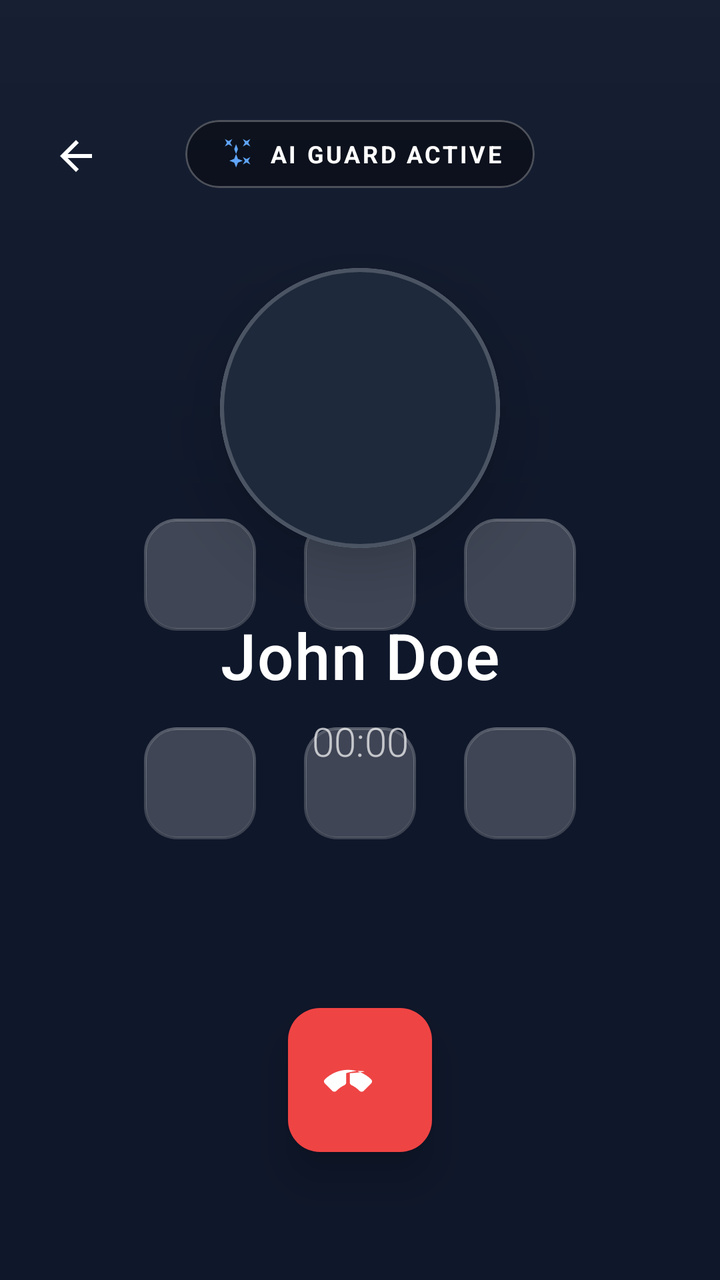
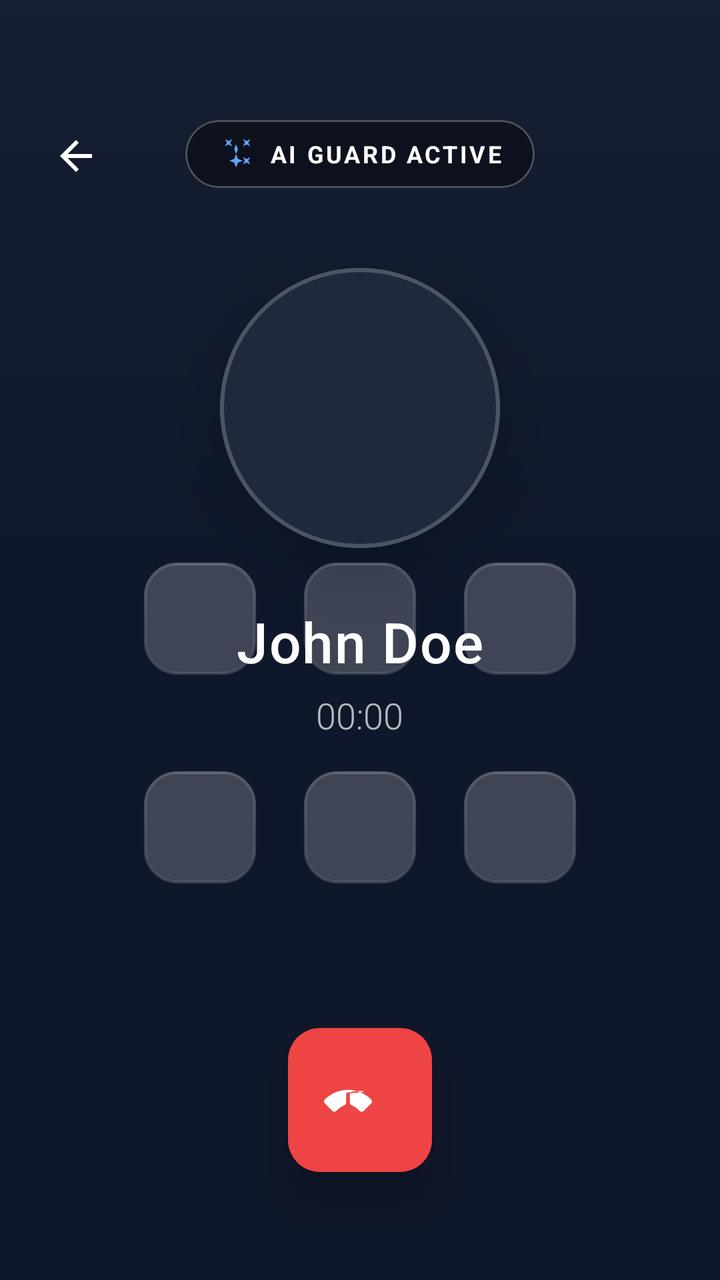

Before-and-after screenshots of an Android layout around one commit, followed by the original layout XML and the change that was made.
<!-- AndroidManifest.xml: activity theme Theme.RealConnect -->
<!-- res/layout/activity_calling.xml -->
<?xml version="1.0" encoding="utf-8"?>
<androidx.constraintlayout.widget.ConstraintLayout xmlns:android="http://schemas.android.com/apk/res/android"
    xmlns:app="http://schemas.android.com/apk/res-auto"
    xmlns:tools="http://schemas.android.com/tools"
    android:layout_width="match_parent"
    android:layout_height="match_parent"
    android:background="#0F172A"
    tools:context=".CallingActivity">

    
    <org.webrtc.SurfaceViewRenderer
        android:id="@+id/fullscreen_video_view"
        android:layout_width="match_parent"
        android:layout_height="match_parent"
        android:visibility="gone"
        app:layout_constraintBottom_toBottomOf="parent"
        app:layout_constraintEnd_toEndOf="parent"
        app:layout_constraintStart_toStartOf="parent"
        app:layout_constraintTop_toTopOf="parent" />

    
    <View
        android:id="@+id/video_overlay_gradient_top"
        android:layout_width="match_parent"
        android:layout_height="220dp"
        android:background="@drawable/bg_calling_gradient"
        android:alpha="0.75"
        android:visibility="gone"
        app:layout_constraintTop_toTopOf="parent" />

    <View
        android:id="@+id/video_overlay_gradient_bottom"
        android:layout_width="match_parent"
        android:layout_height="280dp"
        android:background="#DD0F172A"
        android:visibility="gone"
        app:layout_constraintBottom_toBottomOf="parent" />

    
    <View
        android:id="@+id/voice_bg_glow"
        android:layout_width="match_parent"
        android:layout_height="300dp"
        android:background="@drawable/bg_calling_gradient"
        android:alpha="0.5"
        app:layout_constraintTop_toTopOf="parent" />

    
    <com.google.android.material.card.MaterialCardView
        android:id="@+id/card_pip_video"
        android:layout_width="110dp"
        android:layout_height="150dp"
        android:layout_marginTop="56dp"
        android:layout_marginEnd="16dp"
        android:visibility="gone"
        app:cardBackgroundColor="#1E293B"
        app:cardCornerRadius="16dp"
        app:cardElevation="16dp"
        app:strokeColor="#60A5FA"
        app:strokeWidth="2dp"
        app:layout_constraintEnd_toEndOf="parent"
        app:layout_constraintTop_toTopOf="parent">

        <org.webrtc.SurfaceViewRenderer
            android:id="@+id/pip_video_view"
            android:layout_width="match_parent"
            android:layout_height="match_parent" />
    </com.google.android.material.card.MaterialCardView>

    
    <ImageButton
        android:id="@+id/btn_minimize_call"
        android:layout_width="44dp"
        android:layout_height="44dp"
        android:layout_marginStart="16dp"
        android:layout_marginTop="56dp"
        android:background="?attr/selectableItemBackgroundBorderless"
        android:src="@drawable/ic_arrow_back"
        android:contentDescription="Minimize Call"
        app:tint="@color/white"
        app:layout_constraintStart_toStartOf="parent"
        app:layout_constraintTop_toTopOf="parent" />

    
    <com.google.android.material.card.MaterialCardView
        android:id="@+id/ai_status_badge"
        android:layout_width="wrap_content"
        android:layout_height="wrap_content"
        android:layout_marginTop="60dp"
        app:cardBackgroundColor="#66000000"
        app:cardCornerRadius="20dp"
        app:cardElevation="0dp"
        app:strokeColor="#44FFFFFF"
        app:strokeWidth="1dp"
        app:layout_constraintEnd_toEndOf="parent"
        app:layout_constraintStart_toStartOf="parent"
        app:layout_constraintTop_toTopOf="parent">

        <LinearLayout
            android:layout_width="wrap_content"
            android:layout_height="wrap_content"
            android:gravity="center_vertical"
            android:orientation="horizontal"
            android:paddingHorizontal="16dp"
            android:paddingVertical="8dp">

            <ImageView
                android:id="@+id/ai_icon"
                android:layout_width="18dp"
                android:layout_height="18dp"
                android:src="@drawable/ic_ai_mode"
                app:tint="#60A5FA" />

            <TextView
                android:id="@+id/text_ai_status"
                android:layout_width="wrap_content"
                android:layout_height="wrap_content"
                android:layout_marginStart="8dp"
                android:text="AI GUARD ACTIVE"
                android:textColor="#FFFFFF"
                android:textSize="12sp"
                android:textStyle="bold"
                android:letterSpacing="0.1" />
        </LinearLayout>
    </com.google.android.material.card.MaterialCardView>

    
    <com.google.android.material.card.MaterialCardView
        android:id="@+id/card_avatar"
        android:layout_width="140dp"
        android:layout_height="140dp"
        android:layout_marginTop="40dp"
        app:cardCornerRadius="70dp"
        app:cardElevation="20dp"
        app:strokeWidth="2dp"
        app:strokeColor="#33FFFFFF"
        app:layout_constraintEnd_toEndOf="parent"
        app:layout_constraintStart_toStartOf="parent"
        app:layout_constraintTop_toBottomOf="@id/ai_status_badge">

        <ImageView
            android:id="@+id/img_avatar_calling"
            android:layout_width="match_parent"
            android:layout_height="match_parent"
            android:background="#1E293B"
            android:scaleType="centerCrop"
            android:contentDescription="@string/desc_caller_avatar" />
    </com.google.android.material.card.MaterialCardView>

    <TextView
        android:id="@+id/text_caller_name"
        android:layout_width="wrap_content"
        android:layout_height="wrap_content"
        android:layout_marginTop="32dp"
        android:text="John Doe"
        android:textColor="@color/white"
        android:textSize="32sp"
        android:fontFamily="sans-serif-medium"
        android:letterSpacing="0.02"
        app:layout_constraintEnd_toEndOf="parent"
        app:layout_constraintStart_toStartOf="parent"
        app:layout_constraintTop_toBottomOf="@id/card_avatar" />

    <TextView
        android:id="@+id/text_call_timer"
        android:layout_width="wrap_content"
        android:layout_height="wrap_content"
        android:layout_marginTop="8dp"
        android:text="@string/timer_initial"
        android:textColor="#B3FFFFFF"
        android:textSize="20sp"
        android:fontFamily="sans-serif-light"
        app:layout_constraintEnd_toEndOf="parent"
        app:layout_constraintStart_toStartOf="parent"
        app:layout_constraintTop_toBottomOf="@id/text_caller_name" />

    
    <TextView
        android:id="@+id/text_spam_warning"
        android:layout_width="wrap_content"
        android:layout_height="wrap_content"
        android:layout_marginTop="16dp"
        android:background="#FEF2F2"
        android:paddingHorizontal="16dp"
        android:paddingVertical="8dp"
        android:text="⚠ POSSIBLE SPAM CALL"
        android:textColor="#EF4444"
        android:textSize="14sp"
        android:textStyle="bold"
        android:visibility="gone"
        app:layout_constraintEnd_toEndOf="parent"
        app:layout_constraintStart_toStartOf="parent"
        app:layout_constraintTop_toBottomOf="@id/text_call_timer" />

    
    <androidx.constraintlayout.widget.ConstraintLayout
        android:id="@+id/controls_container"
        android:layout_width="match_parent"
        android:layout_height="wrap_content"
        android:layout_marginBottom="48dp"
        app:layout_constraintBottom_toTopOf="@+id/btn_end_call">

        <GridLayout
            android:layout_width="wrap_content"
            android:layout_height="wrap_content"
            android:columnCount="3"
            android:alignmentMode="alignMargins"
            android:useDefaultMargins="true"
            app:layout_constraintEnd_toEndOf="parent"
            app:layout_constraintStart_toStartOf="parent"
            app:layout_constraintTop_toTopOf="parent">

            <include layout="@layout/item_call_action" android:id="@+id/action_mute" />
            <include layout="@layout/item_call_action" android:id="@+id/action_speaker" />
            <include layout="@layout/item_call_action" android:id="@+id/action_video" />
            <include layout="@layout/item_call_action" android:id="@+id/action_flip_camera" />
            <include layout="@layout/item_call_action" android:id="@+id/action_ai_mode" />
            <include layout="@layout/item_call_action" android:id="@+id/action_record" />

        </GridLayout>

    </androidx.constraintlayout.widget.ConstraintLayout>

    
    <com.google.android.material.floatingactionbutton.FloatingActionButton
        android:id="@+id/btn_accept_call"
        android:layout_width="wrap_content"
        android:layout_height="wrap_content"
        android:layout_marginBottom="64dp"
        android:layout_marginEnd="32dp"
        android:src="@drawable/ic_call"
        android:visibility="gone"
        app:backgroundTint="#22C55E"
        app:elevation="12dp"
        app:fabCustomSize="72dp"
        app:maxImageSize="36dp"
        app:layout_constraintBottom_toBottomOf="parent"
        app:layout_constraintEnd_toStartOf="@+id/btn_end_call"
        app:layout_constraintHorizontal_chainStyle="packed"
        app:layout_constraintStart_toStartOf="parent"
        app:tint="@color/white"
        android:contentDescription="@string/action_add" />

    <com.google.android.material.floatingactionbutton.FloatingActionButton
        android:id="@+id/btn_end_call"
        android:layout_width="wrap_content"
        android:layout_height="wrap_content"
        android:layout_marginBottom="64dp"
        android:src="@drawable/ic_call_end"
        app:backgroundTint="#EF4444"
        app:elevation="12dp"
        app:fabCustomSize="72dp"
        app:maxImageSize="36dp"
        app:layout_constraintBottom_toBottomOf="parent"
        app:layout_constraintEnd_toEndOf="parent"
        app:layout_constraintStart_toEndOf="@+id/btn_accept_call"
        app:tint="@color/white"
        android:contentDescription="@string/desc_end_call" />

</androidx.constraintlayout.widget.ConstraintLayout>
<!-- res/layout/item_call_action.xml (included above) -->
<?xml version="1.0" encoding="utf-8"?>
<LinearLayout xmlns:android="http://schemas.android.com/apk/res/android"
    xmlns:app="http://schemas.android.com/apk/res-auto"
    android:layout_width="wrap_content"
    android:layout_height="wrap_content"
    android:gravity="center"
    android:orientation="vertical"
    android:padding="8dp"
    android:clickable="true"
    android:focusable="true"
    android:background="?attr/selectableItemBackgroundBorderless">

    <com.google.android.material.floatingactionbutton.FloatingActionButton
        android:id="@+id/fab_action"
        android:layout_width="wrap_content"
        android:layout_height="wrap_content"
        android:clickable="false"
        android:focusable="false"
        app:backgroundTint="#33FFFFFF"
        app:elevation="0dp"
        app:fabSize="normal"
        app:tint="@color/white"
        app:borderWidth="1dp"
        app:strokeColor="#40FFFFFF" />

    <TextView
        android:id="@+id/text_action_label"
        android:layout_width="wrap_content"
        android:layout_height="wrap_content"
        android:layout_marginTop="8dp"
        android:textColor="@color/white"
        android:textSize="12sp"
        android:fontFamily="sans-serif-medium"
        android:alpha="0.8"
        android:clickable="false"
        android:focusable="false" />

</LinearLayout>
<!-- resources referenced by this layout -->
<resources>
  <color name="white">#FFFFFF</color>
  <!-- drawable bg_calling_gradient (drawable) -->
  <?xml version="1.0" encoding="utf-8"?>
  <shape xmlns:android="http://schemas.android.com/apk/res/android"
      android:shape="rectangle">
      <gradient
          android:angle="270"
          android:endColor="#0F172A"
          android:startColor="#1E293B"
          android:type="linear" />
  </shape>
  <!-- drawable ic_ai_mode (drawable) -->
  <vector xmlns:android="http://schemas.android.com/apk/res/android"
      android:width="24dp"
      android:height="24dp"
      android:viewportWidth="24"
      android:viewportHeight="24">
    <path
        android:fillColor="#8B5CF6"
        android:pathData="M7.5,5.6L10,7L8.6,4.5L10,2L7.5,3.4L5,2L6.4,4.5L5,7L7.5,5.6Z M19.5,15.4L17,14L18.4,16.5L17,19L19.5,17.6L22,19L20.6,16.5L22,14L19.5,15.4Z M22,2L19.5,3.4L17,2L18.4,4.5L17,7L19.5,5.6L22,7L20.6,4.5L22,2Z M11.25,8.75L12.5,12L11.25,15.25L8,16.5L11.25,17.75L12.5,21L13.75,17.75L17,16.5L13.75,15.25L12.5,12L13.75,8.75L12.5,5.5L11.25,8.75Z"/>
  </vector>
  <!-- drawable ic_arrow_back (drawable) -->
  <vector xmlns:android="http://schemas.android.com/apk/res/android"
      android:width="24dp"
      android:height="24dp"
      android:viewportWidth="24"
      android:viewportHeight="24"
      android:tint="?attr/colorControlNormal">
    <path
        android:fillColor="@android:color/white"
        android:pathData="M20,11H7.83l5.59,-5.59L12,4l-8,8 8,8 1.41,-1.41L7.83,13H20v-2z"/>
  </vector>
  <!-- drawable ic_call (drawable) -->
  <vector xmlns:android="http://schemas.android.com/apk/res/android"
      android:width="24dp"
      android:height="24dp"
      android:viewportWidth="24"
      android:viewportHeight="24"
      android:tint="?attr/colorControlNormal">
    <path
        android:fillColor="@android:color/white"
        android:pathData="M20.01,15.38c-1.23,0 -2.42,-0.2 -3.53,-0.56a0.977,0.977 0,0 0,-1.01 0.24l-2.2,2.2c-2.83,-1.44 -5.15,-3.75 -6.59,-6.59l2.2,-2.21a0.96,0.96 0,0 0,0.25 -1.01c-0.36,-1.11 -0.55,-2.3 -0.55,-3.53 0,-0.55 -0.45,-1 -1,-1H4.03c-0.55,0 -1,0.45 -1,1 0,9.39 7.61,17 17,17 0.55,0 1,-0.45 1,-1v-3.52c0,-0.55 -0.45,-1 -1,-1z"/>
  </vector>
  <string name="action_add">Add</string>
  <string name="desc_caller_avatar">Caller Avatar</string>
  <string name="desc_end_call">End Call</string>
  <string name="timer_initial">00:00</string>
  <style name="Theme.RealConnect" parent="Base.Theme.RealConnect" />
  <style name="Base.Theme.RealConnect" parent="Theme.Material3.DayNight.NoActionBar">
          
          <item name="colorPrimary">@color/colorPrimary</item>
          <item name="colorPrimaryVariant">@color/colorPrimaryDark</item>
          <item name="colorOnPrimary">@color/white</item>
          
          <item name="colorSecondary">@color/colorAccent</item>
          <item name="colorOnSecondary">@color/black</item>
  
          
          <item name="android:statusBarColor">@color/background</item>
          <item name="android:windowLightStatusBar">true</item>
  
          
          <item name="android:windowBackground">@color/background</item>
          <item name="colorSurface">@color/surface</item>
          <item name="colorOnSurface">@color/onSurface</item>
      </style>
  <color name="colorPrimary">#0EA5E9</color>
  <color name="colorPrimaryDark">#0284C7</color>
  <color name="colorAccent">#38BDF8</color>
  <color name="black">#000000</color>
  <color name="background">#F8FAFC</color>
  <color name="surface">#FFFFFF</color>
  <color name="onSurface">#0F172A</color>
  <!-- unchanged entries left out for length: 1 -->
</resources>

<!-- the commit's change to res/layout/activity_calling.xml (unified diff, before → after) -->
@@ -2,9 +2,12 @@
 <androidx.constraintlayout.widget.ConstraintLayout xmlns:android="http://schemas.android.com/apk/res/android"
     xmlns:app="http://schemas.android.com/apk/res-auto"
     xmlns:tools="http://schemas.android.com/tools"
+    android:id="@+id/root_calling_layout"
     android:layout_width="match_parent"
     android:layout_height="match_parent"
     android:background="#0F172A"
+    android:clickable="true"
+    android:focusable="true"
     tools:context=".CallingActivity">
 
     
@@ -49,13 +52,15 @@
     <com.google.android.material.card.MaterialCardView
         android:id="@+id/card_pip_video"
         android:layout_width="110dp"
-        android:layout_height="150dp"
+        android:layout_height="155dp"
         android:layout_marginTop="56dp"
         android:layout_marginEnd="16dp"
         android:visibility="gone"
+        android:clickable="true"
+        android:focusable="true"
         app:cardBackgroundColor="#1E293B"
         app:cardCornerRadius="16dp"
-        app:cardElevation="16dp"
+        app:cardElevation="20dp"
         app:strokeColor="#60A5FA"
         app:strokeWidth="2dp"
         app:layout_constraintEnd_toEndOf="parent"
@@ -147,32 +152,38 @@
             android:contentDescription="@string/desc_caller_avatar" />
     </com.google.android.material.card.MaterialCardView>
 
-    <TextView
-        android:id="@+id/text_caller_name"
-        android:layout_width="wrap_content"
-        android:layout_height="wrap_content"
-        android:layout_marginTop="32dp"
-        android:text="John Doe"
-        android:textColor="@color/white"
-        android:textSize="32sp"
-        android:fontFamily="sans-serif-medium"
-        android:letterSpacing="0.02"
-        app:layout_constraintEnd_toEndOf="parent"
-        app:layout_constraintStart_toStartOf="parent"
-        app:layout_constraintTop_toBottomOf="@id/card_avatar" />
-
-    <TextView
-        android:id="@+id/text_call_timer"
-        android:layout_width="wrap_content"
-        android:layout_height="wrap_content"
-        android:layout_marginTop="8dp"
-        android:text="@string/timer_initial"
-        android:textColor="#B3FFFFFF"
-        android:textSize="20sp"
-        android:fontFamily="sans-serif-light"
-        app:layout_constraintEnd_toEndOf="parent"
-        app:layout_constraintStart_toStartOf="parent"
-        app:layout_constraintTop_toBottomOf="@id/text_caller_name" />
+    
+    <LinearLayout
+        android:id="@+id/caller_info_container"
+        android:layout_width="wrap_content"
+        android:layout_height="wrap_content"
+        android:gravity="center"
+        android:orientation="vertical"
+        android:layout_marginTop="28dp"
+        app:layout_constraintEnd_toEndOf="parent"
+        app:layout_constraintStart_toStartOf="parent"
+        app:layout_constraintTop_toBottomOf="@id/card_avatar">
+
+        <TextView
+            android:id="@+id/text_caller_name"
+            android:layout_width="wrap_content"
+            android:layout_height="wrap_content"
+            android:text="John Doe"
+            android:textColor="@color/white"
+            android:textSize="28sp"
+            android:fontFamily="sans-serif-medium"
+            android:letterSpacing="0.02" />
+
+        <TextView
+            android:id="@+id/text_call_timer"
+            android:layout_width="wrap_content"
+            android:layout_height="wrap_content"
+            android:layout_marginTop="6dp"
+            android:text="@string/timer_initial"
+            android:textColor="#B3FFFFFF"
+            android:textSize="18sp"
+            android:fontFamily="sans-serif-light" />
+    </LinearLayout>
 
     
     <TextView
@@ -190,14 +201,14 @@
         android:visibility="gone"
         app:layout_constraintEnd_toEndOf="parent"
         app:layout_constraintStart_toStartOf="parent"
-        app:layout_constraintTop_toBottomOf="@id/text_call_timer" />
+        app:layout_constraintTop_toBottomOf="@id/caller_info_container" />
 
     
     <androidx.constraintlayout.widget.ConstraintLayout
         android:id="@+id/controls_container"
         android:layout_width="match_parent"
         android:layout_height="wrap_content"
-        android:layout_marginBottom="48dp"
+        android:layout_marginBottom="36dp"
         app:layout_constraintBottom_toTopOf="@+id/btn_end_call">
 
         <GridLayout
@@ -226,7 +237,7 @@
         android:id="@+id/btn_accept_call"
         android:layout_width="wrap_content"
         android:layout_height="wrap_content"
-        android:layout_marginBottom="64dp"
+        android:layout_marginBottom="54dp"
         android:layout_marginEnd="32dp"
         android:src="@drawable/ic_call"
         android:visibility="gone"
@@ -245,7 +256,7 @@
         android:id="@+id/btn_end_call"
         android:layout_width="wrap_content"
         android:layout_height="wrap_content"
-        android:layout_marginBottom="64dp"
+        android:layout_marginBottom="54dp"
         android:src="@drawable/ic_call_end"
         app:backgroundTint="#EF4444"
         app:elevation="12dp"
